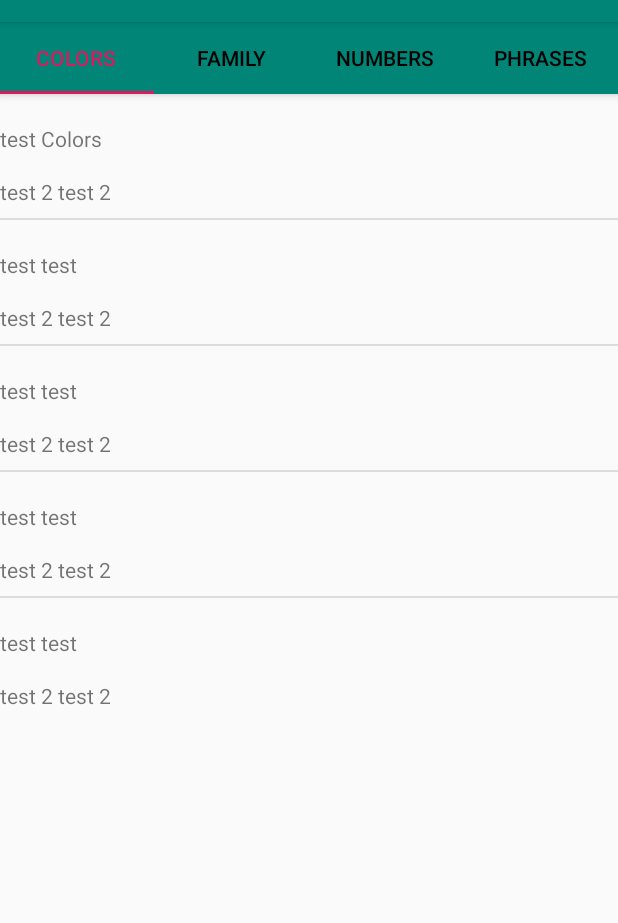
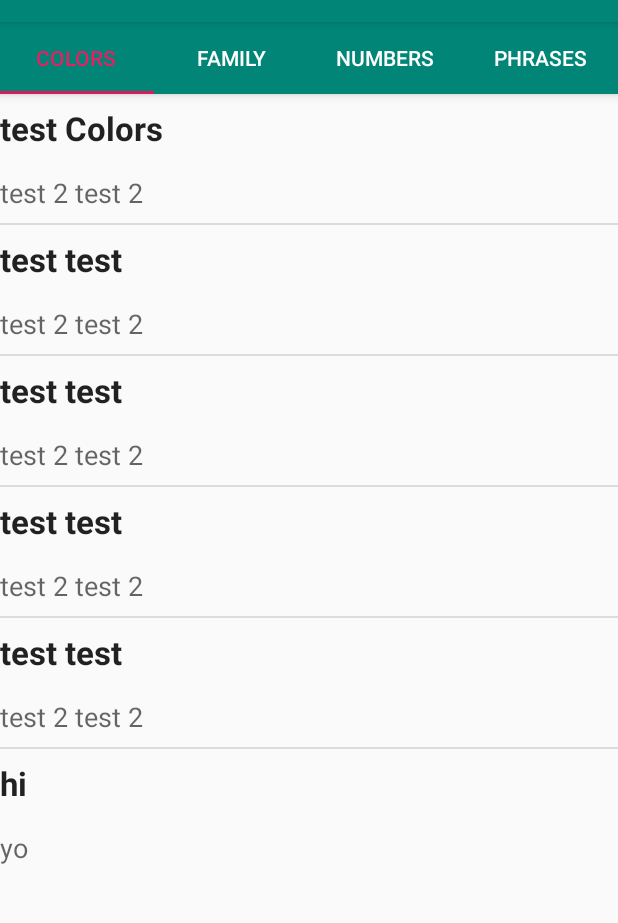
Before and after one commit to AhmadDalao/MiowkApp, an Android app: the screen it shows after launch (MainActivity), on a phone screen of 412 x 824 dp, the part 62-985 px from its top. Run offline under Robolectric (Android 15) with nearby library versions, the phone set to English and light mode, and no system bars.

Commit message:
made some changes and it looks neat

```diff
--- a/app/src/main/java/com/example/android/miowkapp/Colors.java
+++ b/app/src/main/java/com/example/android/miowkapp/Colors.java
@@ -38,9 +38,9 @@ public class Colors extends Fragment {
 
     private void populateColorsList() {
         ArrayList<WordsModel> words = WordsModel.getMyArrayListColors();
-        myWordAdapter adapterb = new myWordAdapter(this.getContext(), words);
+        myWordAdapter adapter = new myWordAdapter(this.getContext(), words);
         ListView listView = (ListView) view.findViewById(R.id.myList);
-        listView.setAdapter(adapterb);
+        listView.setAdapter(adapter);
         //listView.setOnClickListener();
     }
 
--- a/app/src/main/java/com/example/android/miowkapp/MainActivity.java
+++ b/app/src/main/java/com/example/android/miowkapp/MainActivity.java
@@ -29,7 +29,7 @@ public class MainActivity extends AppCompatActivity {
         tabLayout.setupWithViewPager(viewPager);
         //this code will change the color of the text on the tab layout both code below will work  just fine ..
         //  tabLayout.setTabTextColors(Color.parseColor("#D3D3D3"),Color.parseColor("#f32159"));
-        tabLayout.setTabTextColors(getResources().getColor(R.color.myBlack), getResources().getColor(R.color.colorAccent));
+      //  tabLayout.setTabTextColors(getResources().getColor(R.color.myBlack), getResources().getColor(R.color.colorAccent));
         //  tabLayout.setTabIconTint(  );
 
 //        // to add icons to the taps
--- a/app/src/main/java/com/example/android/miowkapp/WordsModel.java
+++ b/app/src/main/java/com/example/android/miowkapp/WordsModel.java
@@ -70,10 +70,13 @@ public class WordsModel {
         words.add(new WordsModel("test test", "test 2 test 2"));
         words.add(new WordsModel("test test", "test 2 test 2"));
         words.add(new WordsModel("test test", "test 2 test 2"));
+
+        WordsModel wordsModel = new WordsModel("hi", "yo");
+        words.add(wordsModel);
         return words;
     }
 
-    public static  ArrayList<WordsModel> getArrayListFamily(){
+    public static ArrayList<WordsModel> getArrayListFamily() {
 
         ArrayList<WordsModel> words = new ArrayList<WordsModel>();
         words.add(new WordsModel("hello this Family fragment ", "fgfgfgfg"));
@@ -88,7 +91,7 @@ public class WordsModel {
     }
 
 
-    public static ArrayList<WordsModel> getArrayListNumbers(){
+    public static ArrayList<WordsModel> getArrayListNumbers() {
         ArrayList<WordsModel> words = new ArrayList<WordsModel>();
         words.add(new WordsModel("Numbers", "اهلا"));
         words.add(new WordsModel("hi", "اهلا"));
@@ -104,7 +107,7 @@ public class WordsModel {
         return words;
     }
 
-    public static ArrayList<WordsModel> getArrayListPhrases(){
+    public static ArrayList<WordsModel> getArrayListPhrases() {
         ArrayList<WordsModel> words = new ArrayList<WordsModel>();
         words.add(new WordsModel("phrases text", "ةيةيةية"));
         words.add(new WordsModel("fgfgfgfg text", "ةيةيةية"));
@@ -116,4 +119,5 @@ public class WordsModel {
         return words;
     }
 
+
 }
--- a/app/src/main/res/layout/activity_main.xml
+++ b/app/src/main/res/layout/activity_main.xml
@@ -21,7 +21,7 @@
             android:layout_height="wrap_content"
             app:tabGravity="fill"
             app:tabMode="fixed"
-            app:tabSelectedTextColor="#000"
+            app:tabSelectedTextColor="#E91E63"
             app:tabTextColor="#fff" />
 
     </android.support.design.widget.AppBarLayout>
--- a/app/src/main/res/layout/custom_list_word_layout.xml
+++ b/app/src/main/res/layout/custom_list_word_layout.xml
@@ -22,14 +22,16 @@
         <LinearLayout
             android:layout_width="match_parent"
             android:layout_height="wrap_content"
-            android:layout_marginTop="@dimen/margin_top_12dp"
             android:orientation="vertical">
+        <!--   android:layout_marginTop="@dimen/margin_top_12dp" -->
 
             <TextView
                 android:id="@+id/EnglishText"
                 android:layout_width="match_parent"
                 android:layout_height="wrap_content"
                 android:layout_marginTop="@dimen/margin_top_8dp"
+                android:textAppearance="?android:textAppearanceLarge"
+                android:textStyle="bold"
                 android:layout_marginBottom="@dimen/margin_bot_8dp"
                 android:gravity="left"
                 android:text="@string/am_the_english_text" />
@@ -37,6 +39,7 @@
             <TextView
                 android:id="@+id/TranslationText"
                 android:layout_width="match_parent"
+                android:textAppearance="?android:textAppearanceMedium"
                 android:layout_height="wrap_content"
                 android:layout_marginTop="@dimen/margin_top_8dp"
                 android:layout_marginBottom="@dimen/margin_bot_8dp"
```
